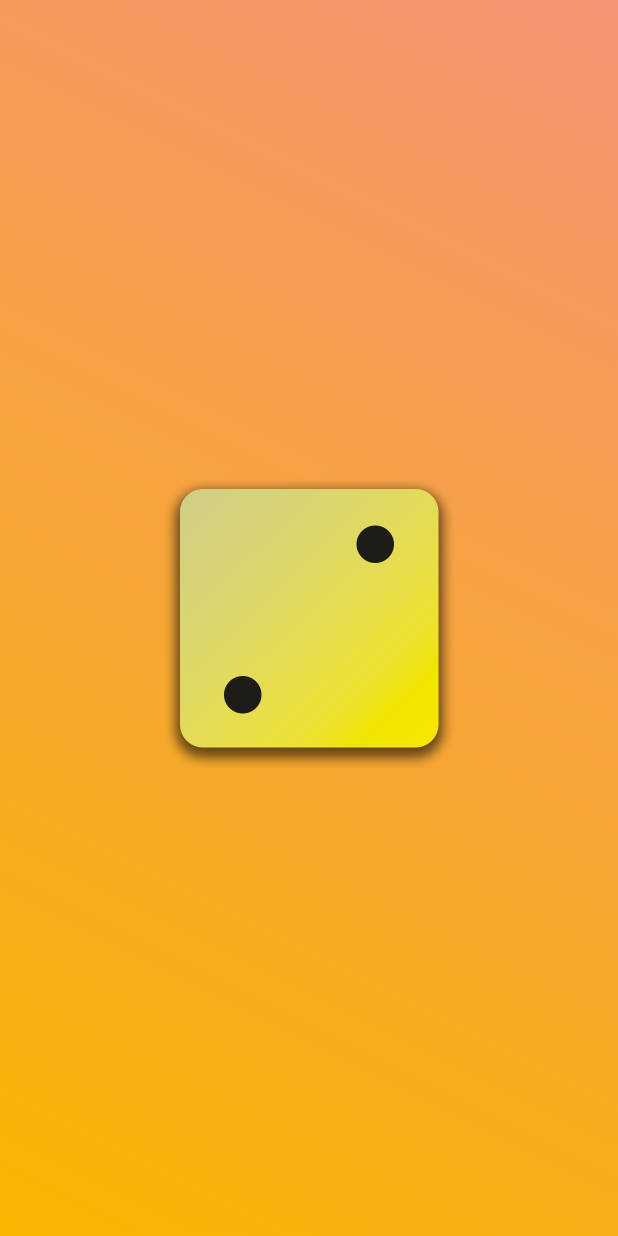
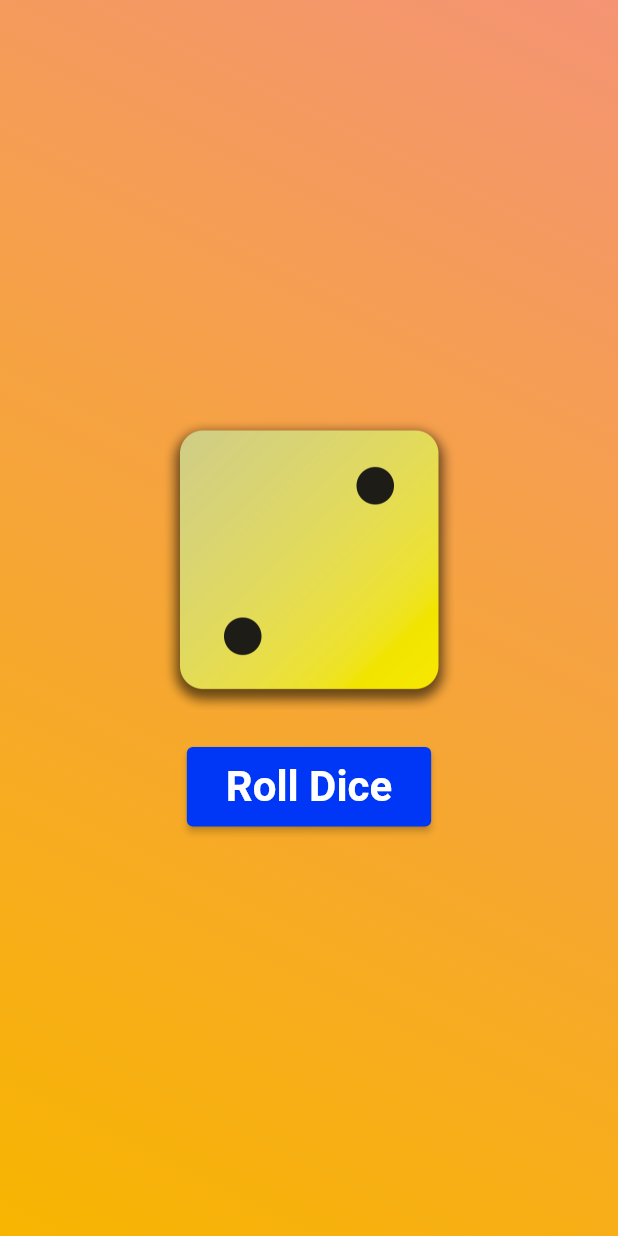
Before and after one commit to JoaoVitorLima242/flutter-app, a Flutter app: the screen it shows after launch, on a phone screen of 412 x 824 dp. Run offline on Flutter 3.47's test engine with Material 2 defaults, Android fonts, the phone set to English and light mode, and no system bars.

Commit message:
adding a button and more style

```diff
--- a/lib/gradient_container.dart
+++ b/lib/gradient_container.dart
@@ -1,3 +1,4 @@
+import 'package:first_app/white_text.dart';
 import 'package:flutter/material.dart';
 
 const startGradientAliginment = Alignment.topRight;
@@ -8,11 +9,15 @@ class GradientContainer extends StatelessWidget {
 
   const GradientContainer.orange({super.key})
       : colors = const [
-          Color.fromARGB(255, 244, 148, 116),
-          Color(0xfff8b500),
+          Color(0xFFF49474),
+          Color(0xFFF8B500),
         ];
 
   final List<Color> colors;
+
+  void rollDice() {
+    print('ROLL DICE');
+  }
 
   @override
   Widget build(BuildContext context) {
@@ -25,9 +30,30 @@ class GradientContainer extends StatelessWidget {
         ),
       ),
       child: Center(
-        child: Image.asset(
-          'images/dice-2.png',
-          width: 200,
+        child: Column(
+          mainAxisSize: MainAxisSize.min,
+          children: [
+            Image.asset(
+              'images/dice-2.png',
+              width: 200,
+            ),
+            const SizedBox(
+              height: 25,
+            ),
+            ElevatedButton(
+              onPressed: rollDice,
+              style: ElevatedButton.styleFrom(
+                backgroundColor: const Color(0xff0037F7),
+              ),
+              child: const Padding(
+                padding: EdgeInsets.all(10.0),
+                child: WhiteText(
+                  'Roll Dice',
+                  fontWeight: FontWeight.bold,
+                ),
+              ),
+            ),
+          ],
         ),
       ),
     );
--- a/lib/main.dart
+++ b/lib/main.dart
@@ -2,12 +2,17 @@ import 'package:flutter/material.dart';
 
 import 'package:first_app/gradient_container.dart';
 
-void main() {
-  runApp(
-    const MaterialApp(
+void main() => runApp(const MyApp());
+
+class MyApp extends StatelessWidget {
+  const MyApp({super.key});
+
+  @override
+  Widget build(BuildContext context) {
+    return const MaterialApp(
       home: Scaffold(
         body: GradientContainer.orange(),
       ),
-    ),
-  );
+    );
+  }
 }
--- a/lib/white_text.dart
+++ b/lib/white_text.dart
@@ -1,17 +1,23 @@
 import 'package:flutter/material.dart';
 
 class WhiteText extends StatelessWidget {
-  const WhiteText(this.text, {super.key});
+  const WhiteText(
+    this.text, {
+    super.key,
+    this.fontWeight = FontWeight.normal,
+  });
 
+  final FontWeight fontWeight;
   final String text;
 
   @override
   Widget build(BuildContext context) {
     return Text(
       text,
-      style: const TextStyle(
+      style: TextStyle(
         color: Colors.white,
         fontSize: 28,
+        fontWeight: fontWeight,
       ),
     );
   }
```
